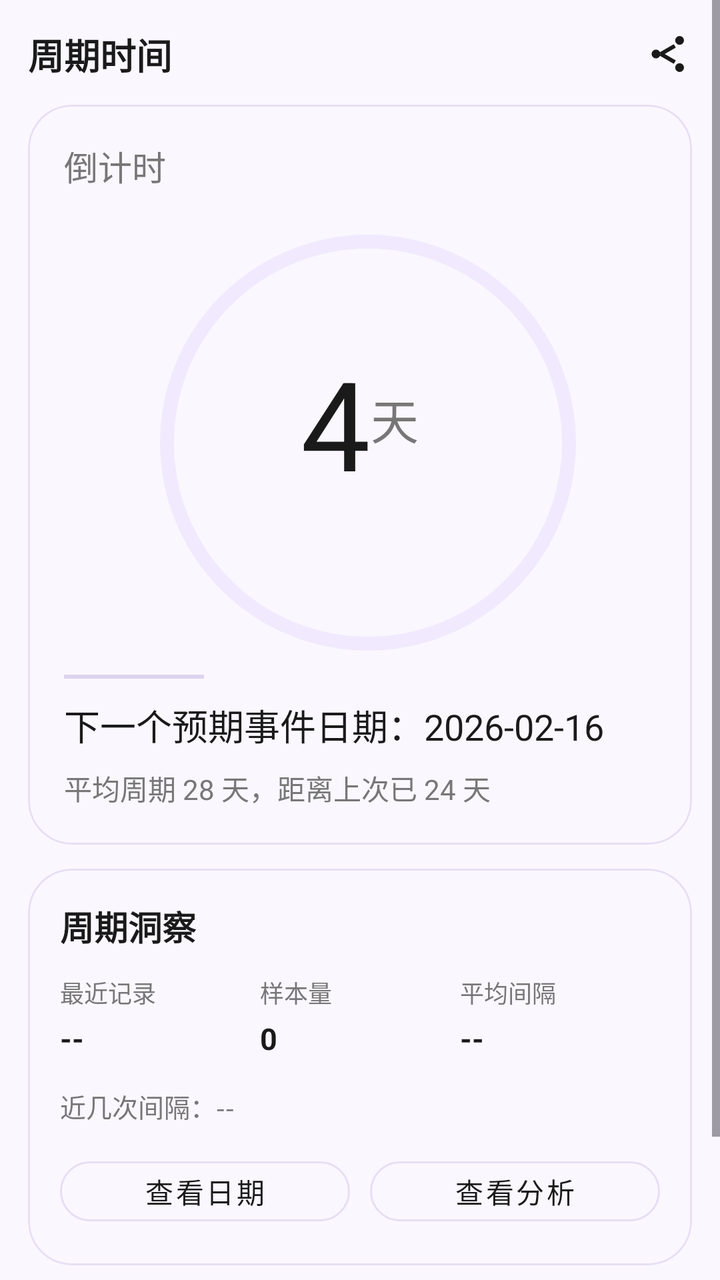
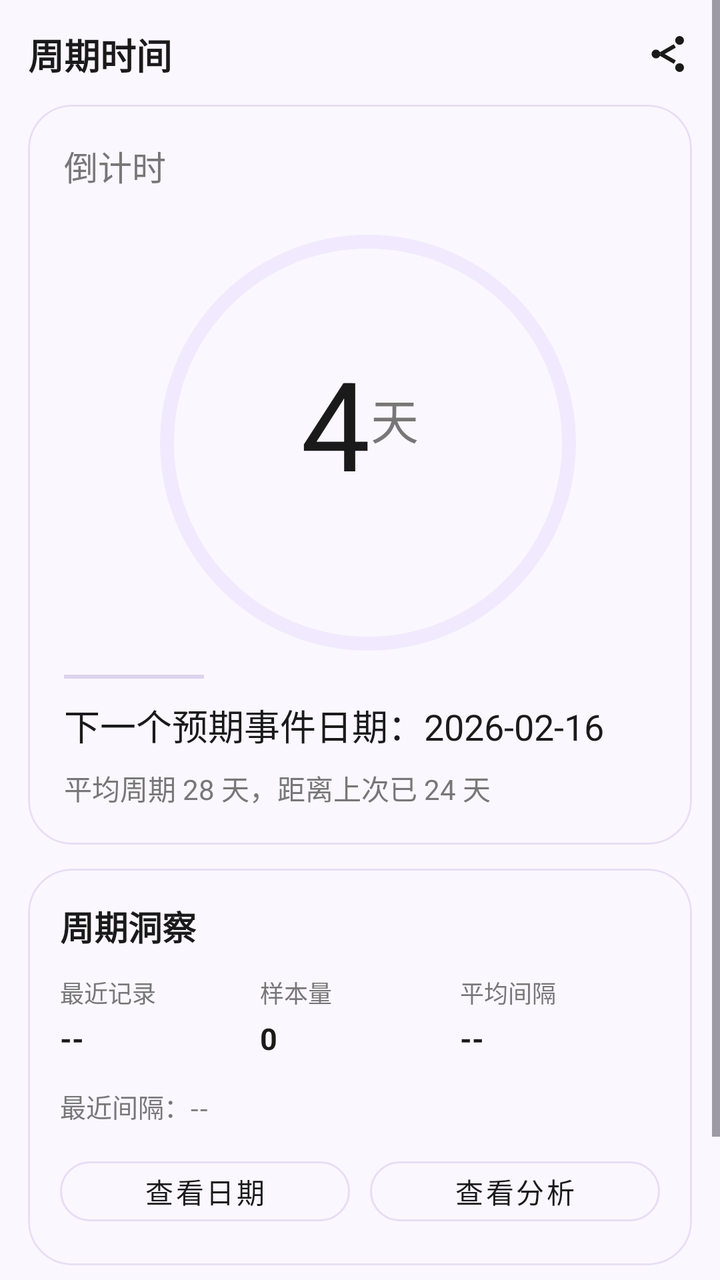

An Android layout rendered at two revisions. The XML below is the earlier revision; the diff shows what the commit changed to produce the second picture.
<!-- AndroidManifest.xml: application theme Theme.IPredict -->
<!-- res/layout/fragment_countdown.xml -->
<?xml version='1.0' encoding='utf-8'?>
<FrameLayout xmlns:android='http://schemas.android.com/apk/res/android'
    xmlns:app='http://schemas.android.com/apk/res-auto'
    android:layout_width='match_parent'
    android:layout_height='match_parent'
    android:background='@color/page_bg'>

    <ScrollView
        android:layout_width='match_parent'
        android:layout_height='match_parent'
        android:fillViewport='true'>

        <LinearLayout
            android:layout_width='match_parent'
            android:layout_height='wrap_content'
            android:orientation='vertical'
            android:padding='14dp'
            android:paddingBottom='16dp'>

            <LinearLayout
                android:layout_width='match_parent'
                android:layout_height='wrap_content'
                android:gravity='center_vertical'
                android:orientation='horizontal'>

                <LinearLayout
                    android:layout_width='0dp'
                    android:layout_height='wrap_content'
                    android:layout_weight='1'
                    android:orientation='vertical'>

                    <TextView
                        android:layout_width='wrap_content'
                        android:layout_height='wrap_content'
                        android:text='周期时间'
                        android:textColor='@color/text_primary'
                        android:textSize='18sp'
                        android:textStyle='bold' />

                </LinearLayout>

                <ImageView
                    android:id='@+id/btnShareCountdown'
                    android:layout_width='24dp'
                    android:layout_height='24dp'
                    android:contentDescription='share'
                    android:src='@drawable/ic_share_hd'
                    app:tint='@color/text_primary' />
            </LinearLayout>

            <com.google.android.material.card.MaterialCardView
                android:id='@+id/cardCountdown'
                android:layout_width='match_parent'
                android:layout_height='wrap_content'
                android:layout_marginTop='12dp'
                app:cardBackgroundColor='@color/page_bg'
                app:cardCornerRadius='22dp'
                app:cardElevation='0dp'
                app:strokeColor='@color/neu_stroke'
                app:strokeWidth='1dp'>

                <LinearLayout
                    android:layout_width='match_parent'
                    android:layout_height='wrap_content'
                    android:orientation='vertical'
                    android:padding='18dp'>

                    <TextView
                        android:id='@+id/txtCountdownLabel'
                        android:layout_width='wrap_content'
                        android:layout_height='wrap_content'
                        android:text='倒计时'
                        android:textColor='@color/text_secondary'
                        android:textSize='17sp' />

                    <FrameLayout
                        android:layout_width='228dp'
                        android:layout_height='228dp'
                        android:layout_gravity='center_horizontal'
                        android:layout_marginTop='8dp'
                        android:clipToPadding='false'
                        android:padding='10dp'>

                        <com.google.android.material.progressindicator.CircularProgressIndicator
                            android:id='@+id/progressCountdown'
                            android:layout_width='match_parent'
                            android:layout_height='match_parent'
                            android:indeterminate='false'
                            android:max='28'
                            android:progress='24'
                            app:indicatorColor='@color/mint'
                            app:indicatorSize='208dp'
                            app:indicatorTrackGapSize='0dp'
                            app:trackColor='@color/mint_track'
                            app:trackThickness='7dp' />

                        <LinearLayout
                            android:layout_width='wrap_content'
                            android:layout_height='wrap_content'
                            android:layout_gravity='center'
                            android:gravity='bottom'
                            android:orientation='horizontal'>

                            <TextView
                                android:id='@+id/txtDaysLeft'
                                android:layout_width='wrap_content'
                                android:layout_height='wrap_content'
                                android:text='4'
                                android:textColor='@color/text_primary'
                                android:textSize='62sp' />

                            <TextView
                                android:layout_width='wrap_content'
                                android:layout_height='wrap_content'
                                android:layout_marginBottom='16dp'
                                android:text='天'
                                android:textColor='@color/text_secondary'
                                android:textSize='24sp' />
                        </LinearLayout>
                    </FrameLayout>

                    <View
                        android:layout_width='70dp'
                        android:layout_height='2dp'
                        android:layout_marginTop='6dp'
                        android:background='@color/divider' />

                    <TextView
                        android:id='@+id/txtNextDate'
                        android:layout_width='wrap_content'
                        android:layout_height='wrap_content'
                        android:layout_marginTop='10dp'
                        android:text='下一个预期事件日期：2026-02-16'
                        android:textColor='@color/text_primary'
                        android:textSize='18sp' />

                    <TextView
                        android:id='@+id/txtSummary'
                        android:layout_width='wrap_content'
                        android:layout_height='wrap_content'
                        android:layout_marginTop='8dp'
                        android:text='平均周期 28 天，距离上次已 24 天'
                        android:textColor='@color/text_secondary'
                        android:textSize='14sp' />
                </LinearLayout>
            </com.google.android.material.card.MaterialCardView>

            <com.google.android.material.card.MaterialCardView
                android:layout_width='match_parent'
                android:layout_height='wrap_content'
                android:layout_marginTop='12dp'
                app:cardBackgroundColor='@color/page_bg'
                app:cardCornerRadius='22dp'
                app:cardElevation='0dp'
                app:strokeColor='@color/neu_stroke'
                app:strokeWidth='1dp'>

                <LinearLayout
                    android:layout_width='match_parent'
                    android:layout_height='wrap_content'
                    android:minHeight='170dp'
                    android:orientation='vertical'
                    android:padding='16dp'>

                    <TextView
                        android:id='@+id/txtInsightTitle'
                        android:layout_width='wrap_content'
                        android:layout_height='wrap_content'
                        android:text='周期洞察'
                        android:textColor='@color/text_primary'
                        android:textSize='17sp'
                        android:textStyle='bold' />

                    <LinearLayout
                        android:layout_width='match_parent'
                        android:layout_height='wrap_content'
                        android:layout_marginTop='12dp'
                        android:orientation='horizontal'>

                        <LinearLayout
                            android:layout_width='0dp'
                            android:layout_height='wrap_content'
                            android:layout_weight='1'
                            android:orientation='vertical'>

                            <TextView
                                android:layout_width='wrap_content'
                                android:layout_height='wrap_content'
                                android:text='最近记录'
                                android:textColor='@color/text_secondary'
                                android:textSize='12sp' />

                            <TextView
                                android:id='@+id/txtInsightLatest'
                                android:layout_width='wrap_content'
                                android:layout_height='wrap_content'
                                android:layout_marginTop='4dp'
                                android:text='--'
                                android:textColor='@color/text_primary'
                                android:textSize='15sp'
                                android:textStyle='bold' />
                        </LinearLayout>

                        <LinearLayout
                            android:layout_width='0dp'
                            android:layout_height='wrap_content'
                            android:layout_weight='1'
                            android:orientation='vertical'>

                            <TextView
                                android:layout_width='wrap_content'
                                android:layout_height='wrap_content'
                                android:text='样本量'
                                android:textColor='@color/text_secondary'
                                android:textSize='12sp' />

                            <TextView
                                android:id='@+id/txtInsightSamples'
                                android:layout_width='wrap_content'
                                android:layout_height='wrap_content'
                                android:layout_marginTop='4dp'
                                android:text='0'
                                android:textColor='@color/text_primary'
                                android:textSize='15sp'
                                android:textStyle='bold' />
                        </LinearLayout>

                        <LinearLayout
                            android:layout_width='0dp'
                            android:layout_height='wrap_content'
                            android:layout_weight='1'
                            android:orientation='vertical'>

                            <TextView
                                android:layout_width='wrap_content'
                                android:layout_height='wrap_content'
                                android:text='平均间隔'
                                android:textColor='@color/text_secondary'
                                android:textSize='12sp' />

                            <TextView
                                android:id='@+id/txtInsightAverage'
                                android:layout_width='wrap_content'
                                android:layout_height='wrap_content'
                                android:layout_marginTop='4dp'
                                android:text='--'
                                android:textColor='@color/text_primary'
                                android:textSize='15sp'
                                android:textStyle='bold' />
                        </LinearLayout>
                    </LinearLayout>

                    <TextView
                        android:id='@+id/txtInsightRecentIntervals'
                        android:layout_width='match_parent'
                        android:layout_height='wrap_content'
                        android:layout_marginTop='14dp'
                        android:text='近几次间隔：--'
                        android:textColor='@color/text_secondary'
                        android:textSize='13sp' />

                    <LinearLayout
                        android:layout_width='match_parent'
                        android:layout_height='wrap_content'
                        android:layout_marginTop='12dp'
                        android:gravity='center_vertical'
                        android:orientation='horizontal'>

                        <com.google.android.material.button.MaterialButton
                            android:id='@+id/btnGoDates'
                            style='@style/Widget.MaterialComponents.Button.OutlinedButton'
                            android:layout_width='0dp'
                            android:layout_height='42dp'
                            android:layout_weight='1'
                            android:minHeight='0dp'
                            android:text='查看日期'
                            android:textColor='@color/text_primary'
                            app:cornerRadius='16dp'
                            app:strokeColor='@color/neu_stroke'
                            app:strokeWidth='1dp' />

                        <Space
                            android:layout_width='10dp'
                            android:layout_height='1dp' />

                        <com.google.android.material.button.MaterialButton
                            android:id='@+id/btnGoAnalysis'
                            style='@style/Widget.MaterialComponents.Button.OutlinedButton'
                            android:layout_width='0dp'
                            android:layout_height='42dp'
                            android:layout_weight='1'
                            android:minHeight='0dp'
                            android:text='查看分析'
                            android:textColor='@color/text_primary'
                            app:cornerRadius='16dp'
                            app:strokeColor='@color/neu_stroke'
                            app:strokeWidth='1dp' />
                    </LinearLayout>
                </LinearLayout>
            </com.google.android.material.card.MaterialCardView>

            <com.google.android.material.button.MaterialButton
                android:id='@+id/btnAddToday'
                style='@style/Widget.IPredict.ActionButton'
                android:layout_width='match_parent'
                android:layout_height='52dp'
                android:layout_marginTop='14dp'
                android:layout_marginBottom='8dp'
                android:minHeight='0dp'
                android:text='是今天哦🥰'
                app:cornerRadius='22dp' />

        </LinearLayout>
    </ScrollView>

</FrameLayout>
<!-- resources referenced by this layout -->
<resources>
  <color name="divider">#FFDCD4EE</color>
  <color name="mint">#FFB79CFF</color>
  <color name="mint_track">#FFF1EAFE</color>
  <color name="neu_stroke">#FFE7DFF5</color>
  <color name="page_bg">#FFFAF7FF</color>
  <color name="text_primary">#FF1A1A1A</color>
  <color name="text_secondary">#FF777777</color>
  <!-- drawable ic_share_hd (drawable) -->
  <?xml version='1.0' encoding='utf-8'?>
  <vector xmlns:android='http://schemas.android.com/apk/res/android'
      android:width='24dp'
      android:height='24dp'
      android:viewportWidth='24'
      android:viewportHeight='24'>
      <path
          android:fillColor='@android:color/transparent'
          android:pathData='M0,0h24v24h-24z' />
      <path
          android:fillColor='#FF000000'
          android:pathData='M15.6,5.2a2.2,2.2 0 1,0 2.2,-2.2a2.2,2.2 0 0,0 -2.2,2.2z' />
      <path
          android:fillColor='#FF000000'
          android:pathData='M3.8,12a2.2,2.2 0 1,0 2.2,-2.2a2.2,2.2 0 0,0 -2.2,2.2z' />
      <path
          android:fillColor='#FF000000'
          android:pathData='M15.6,18.8a2.2,2.2 0 1,0 2.2,-2.2a2.2,2.2 0 0,0 -2.2,2.2z' />
      <path
          android:fillColor='#FF000000'
          android:pathData='M7.8,11.2l7.1,-4.1l1,1.7l-7.1,4.1z' />
      <path
          android:fillColor='#FF000000'
          android:pathData='M7.8,12.8l1,-1.7l7.1,4.1l-1,1.7z' />
  </vector>
  <style name="Widget.IPredict.ActionButton" parent="Widget.Material3.Button.OutlinedButton">
          <item name="android:layout_width">match_parent</item>
          <item name="android:layout_height">52dp</item>
          <item name="android:textColor">@color/text_primary</item>
          <item name="android:textSize">18sp</item>
          <item name="backgroundTint">@color/page_bg</item>
          <item name="strokeColor">@color/neu_stroke</item>
          <item name="strokeWidth">1dp</item>
          <item name="rippleColor">@android:color/transparent</item>
          <item name="elevation">0dp</item>
          <item name="shapeAppearance">@style/ShapeAppearance.Material3.LargeComponent</item>
      </style>
  <style name="Theme.IPredict" parent="Theme.Material3.DayNight.NoActionBar">
          <item name="android:statusBarColor">@android:color/transparent</item>
          <item name="android:navigationBarColor">@color/page_bg</item>
          <item name="android:windowLightStatusBar" tools:targetApi="m">true</item>
      </style>
</resources>

<!-- the commit's change to res/layout/fragment_countdown.xml (unified diff, before → after) -->
@@ -255,7 +255,7 @@
                         android:layout_width='match_parent'
                         android:layout_height='wrap_content'
                         android:layout_marginTop='14dp'
-                        android:text='近几次间隔：--'
+                        android:text='最近间隔：--'
                         android:textColor='@color/text_secondary'
                         android:textSize='13sp' />
 
